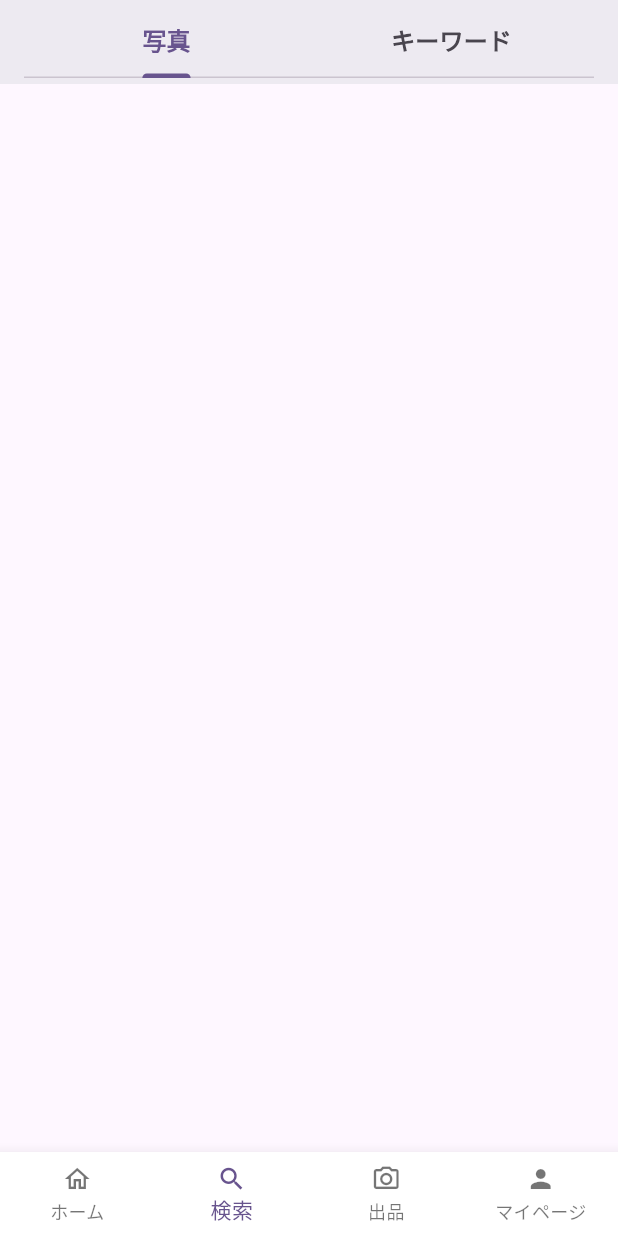
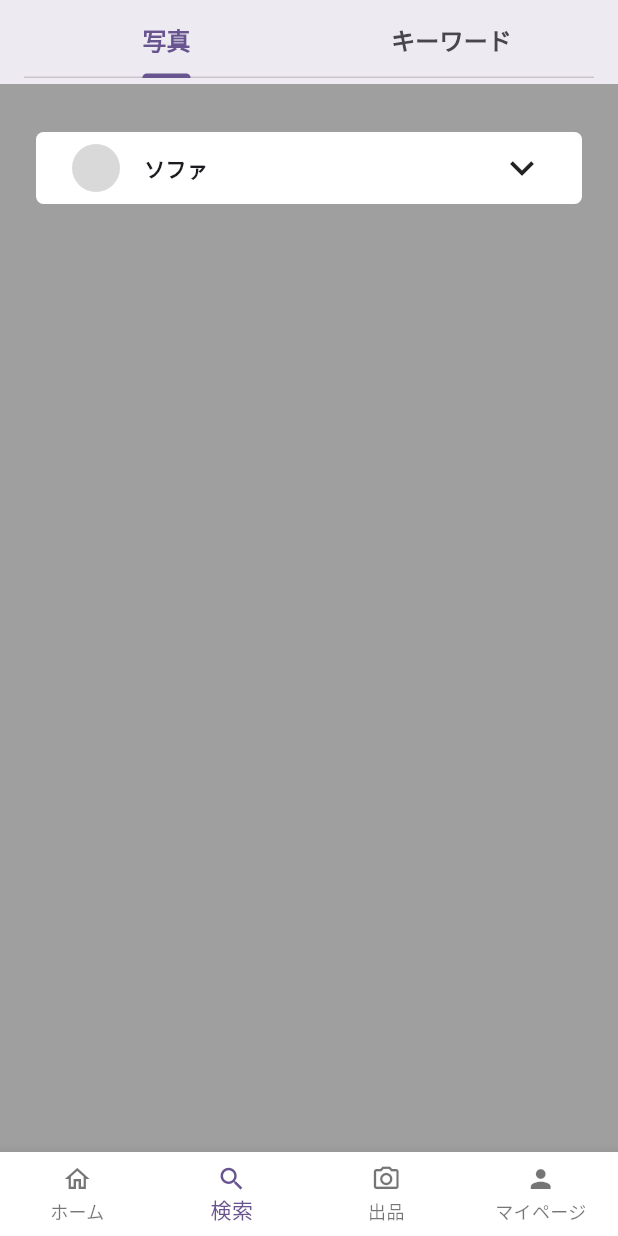
Before and after one commit to naka-c1024/Hack_U_Team1, a Flutter app: the screen it shows after launch, item 2 of the bottom bar chosen, on a phone screen of 412 x 824 dp. Run offline on Flutter 3.47's test engine with Material 3 defaults, Android fonts, the phone set to English and light mode, and no system bars; our stand-ins replace flutter_hooks, hooks_riverpod.

Commit message:
add: カテゴリ選択画面を実装

```diff
--- /dev/null
+++ b/client/app/lib/Views/components/cateogry_cell.dart
@@ -0,0 +1,66 @@
+import 'package:flutter/material.dart';
+import 'package:hooks_riverpod/hooks_riverpod.dart';
+
+import 'package:app/Views/search_view.dart';
+
+class CategoryCell extends HookConsumerWidget {
+  final int categoryIndex;
+
+  const CategoryCell({
+    required this.categoryIndex,
+    super.key,
+  });
+
+  @override
+  Widget build(BuildContext context, WidgetRef ref) {
+    final selectedIndex = ref.watch(categoryProvider);
+    final categorys = [
+      'ソファ',
+      'チェア・椅子',
+      'テーブル',
+      'デスク・机',
+      '寝具・寝具用品',
+      '収納家具',
+      '照明器具',
+      'カーテン',
+      'ラグ・カーペット',
+      'テレビ台',
+      'インテリア家具',
+      'その他'
+    ];
+
+    return Material(
+      color: Colors.transparent,
+      child: InkWell(
+        onTap: () {
+          ref.read(categoryProvider.notifier).state = categoryIndex;
+        },
+        child: Ink(
+          width: 96,
+          child: Column(
+            children: [
+              Container(
+                height: 80,
+                width: 80,
+                decoration: BoxDecoration(
+                  color: selectedIndex == categoryIndex
+                      ? const Color(0xff717171)
+                      : const Color(0xffd9d9d9),
+                  shape: BoxShape.circle,
+                ),
+              ),
+              const SizedBox(height: 8),
+              Text(
+                categorys[categoryIndex],
+                style: const TextStyle(
+                  fontSize: 11,
+                  fontWeight: FontWeight.bold,
+                ),
+              ),
+            ],
+          ),
+        ),
+      ),
+    );
+  }
+}
--- /dev/null
+++ b/client/app/lib/Views/picture_search_view.dart
@@ -0,0 +1,163 @@
+import 'package:flutter/material.dart';
+import 'package:flutter_hooks/flutter_hooks.dart';
+import 'package:hooks_riverpod/hooks_riverpod.dart';
+
+import 'package:app/Views/search_view.dart';
+import 'package:app/Views/components/cateogry_cell.dart';
+
+class PictureSearchView extends HookConsumerWidget {
+  const PictureSearchView({super.key});
+
+  @override
+  Widget build(BuildContext context, WidgetRef ref) {
+    final menuHeight = useState(48.0);
+    void toggleHeight() {
+      menuHeight.value = menuHeight.value == 48.0 ? 560.0 : 48.0;
+    }
+
+    final selectedIndex = ref.watch(categoryProvider);
+    final categorys = [
+      'ソファ',
+      'チェア・椅子',
+      'テーブル',
+      'デスク・机',
+      '寝具・寝具用品',
+      '収納家具',
+      '照明器具',
+      'カーテン',
+      'ラグ・カーペット',
+      'テレビ台',
+      'インテリア家具',
+      'その他'
+    ];
+
+    return Stack(
+      children: [
+        // TODO: ここにカメラの映像が入る
+        Container(color: const Color(0xff9f9f9f)),
+        Container(
+          padding: const EdgeInsets.fromLTRB(24, 32, 24, 24),
+          child: Column(
+            children: [
+              // カテゴリメニュー
+              AnimatedContainer(
+                duration: const Duration(milliseconds: 500),
+                curve: Curves.fastOutSlowIn,
+                height: menuHeight.value,
+                padding: const EdgeInsets.only(left: 24, top: 8, right: 24),
+                alignment: Alignment.topCenter,
+                decoration: BoxDecoration(
+                  color: const Color(0xffffffff),
+                  borderRadius: BorderRadius.circular(5),
+                ),
+                child: SingleChildScrollView(
+                  child: Column(
+                    children: [
+                      // 常に見えている部分がボタン
+                      GestureDetector(
+                        onTap: () {
+                          toggleHeight();
+                        },
+                        child: Container(
+                          color: Colors.transparent,
+                          child: Row(
+                            children: [
+                              menuHeight.value == 48.0
+                                  ? Container(
+                                      height: 32,
+                                      width: 32,
+                                      decoration: const BoxDecoration(
+                                        color: Color(0xffd9d9d9),
+                                        shape: BoxShape.circle,
+                                      ),
+                                    )
+                                  : const SizedBox(width: 24),
+                              const SizedBox(width: 16),
+                              menuHeight.value == 48.0
+                                  ? Text(
+                                      categorys[selectedIndex],
+                                      style: const TextStyle(
+                                        fontSize: 14,
+                                        fontWeight: FontWeight.bold,
+                                      ),
+                                    )
+                                  : const Text(
+                                      'どんな家具を置きたいですか？',
+                                      style: TextStyle(
+                                        fontSize: 14,
+                                        fontWeight: FontWeight.bold,
+                                      ),
+                                    ),
+                              const Spacer(),
+                              menuHeight.value == 48.0
+                                  ? const Icon(
+                                      Icons.keyboard_arrow_down,
+                                      size: 32,
+                                    )
+                                  : const Icon(
+                                      Icons.keyboard_arrow_up,
+                                      size: 32,
+                                    ),
+                            ],
+                          ),
+                        ),
+                      ),
+                      // カテゴリ選択時のみ表示
+                      menuHeight.value == 48.0
+                          ? const SizedBox()
+                          : const Column(
+                              crossAxisAlignment: CrossAxisAlignment.center,
+                              children: [
+                                SizedBox(height: 16),
+                                Row(
+                                  mainAxisAlignment:
+                                      MainAxisAlignment.spaceBetween,
+                                  children: [
+                                    CategoryCell(categoryIndex: 0),
+                                    CategoryCell(categoryIndex: 1),
+                                    CategoryCell(categoryIndex: 2),
+                                  ],
+                                ),
+                                SizedBox(height: 12),
+                                Row(
+                                  mainAxisAlignment:
+                                      MainAxisAlignment.spaceBetween,
+                                  children: [
+                                    CategoryCell(categoryIndex: 3),
+                                    CategoryCell(categoryIndex: 4),
+                                    CategoryCell(categoryIndex: 5),
+                                  ],
+                                ),
+                                SizedBox(height: 12),
+                                Row(
+                                  mainAxisAlignment:
+                                      MainAxisAlignment.spaceBetween,
+                                  children: [
+                                    CategoryCell(categoryIndex: 6),
+                                    CategoryCell(categoryIndex: 7),
+                                    CategoryCell(categoryIndex: 8),
+                                  ],
+                                ),
+                                SizedBox(height: 12),
+                                Row(
+                                  mainAxisAlignment:
+                                      MainAxisAlignment.spaceBetween,
+                                  children: [
+                                    CategoryCell(categoryIndex: 9),
+                                    CategoryCell(categoryIndex: 10),
+                                    CategoryCell(categoryIndex: 11),
+                                  ],
+                                ),
+                              ],
+                            ),
+                    ],
+                  ),
+                ),
+              ),
+            ],
+          ),
+        ),
+      ],
+    );
+  }
+}
--- a/client/app/lib/Views/search_view.dart
+++ b/client/app/lib/Views/search_view.dart
@@ -1,5 +1,10 @@
 import 'package:flutter/material.dart';
 import 'package:hooks_riverpod/hooks_riverpod.dart';
+
+import 'package:app/Views/picture_search_view.dart';
+
+// 選択したカテゴリをインデックスで保持
+final categoryProvider = StateProvider((ref) => 0);
 
 class SearchView extends HookConsumerWidget {
   const SearchView({super.key});
@@ -37,7 +42,7 @@ class SearchView extends HookConsumerWidget {
         ),
         body: TabBarView(
           children: [
-            Container(),
+            const PictureSearchView(),
             Container(),
           ],
         ),
```
